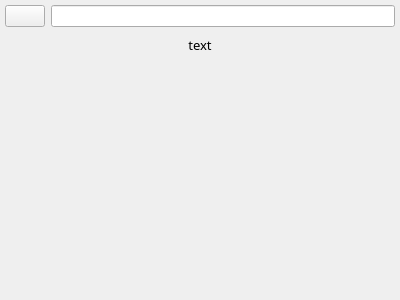
First picture: the form in Kursova/EducationProgressForms/quickaccesspanelitem.ui, repository zzvanyazz/Kursova, before the edit.
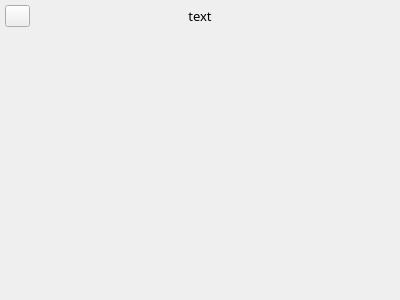
Second picture: the form after the edit.

Patch:
```diff
--- a/Kursova/EducationProgressForms/quickaccesspanelitem.ui
+++ b/Kursova/EducationProgressForms/quickaccesspanelitem.ui
@@ -59,26 +59,29 @@
          <bool>true</bool>
         </property>
         <property name="sizePolicy">
-         <sizepolicy hsizetype="Fixed" vsizetype="Fixed">
+         <sizepolicy hsizetype="Maximum" vsizetype="Maximum">
           <horstretch>0</horstretch>
           <verstretch>0</verstretch>
          </sizepolicy>
         </property>
+        <property name="maximumSize">
+         <size>
+          <width>25</width>
+          <height>25</height>
+         </size>
+        </property>
         <property name="text">
          <string/>
         </property>
        </widget>
       </item>
       <item>
-       <widget class="QLineEdit" name="LineSearch"/>
-      </item>
-     </layout>
-    </widget>
-   </item>
-   <item>
     <widget class="QLabel" name="Name">
+        <property name="enabled">
+         <bool>true</bool>
+        </property>
      <property name="sizePolicy">
-      <sizepolicy hsizetype="Minimum" vsizetype="Maximum">
+         <sizepolicy hsizetype="Minimum" vsizetype="Minimum">
        <horstretch>0</horstretch>
        <verstretch>0</verstretch>
       </sizepolicy>
@@ -101,6 +104,19 @@
      <property name="alignment">
       <set>Qt::AlignCenter</set>
      </property>
+       </widget>
+      </item>
+      <item>
+       <widget class="QWidget" name="widget" native="true">
+        <property name="maximumSize">
+         <size>
+          <width>25</width>
+          <height>25</height>
+         </size>
+        </property>
+       </widget>
+      </item>
+     </layout>
     </widget>
    </item>
    <item>
```
Lines whose indentation alone changed are shown as unchanged.
